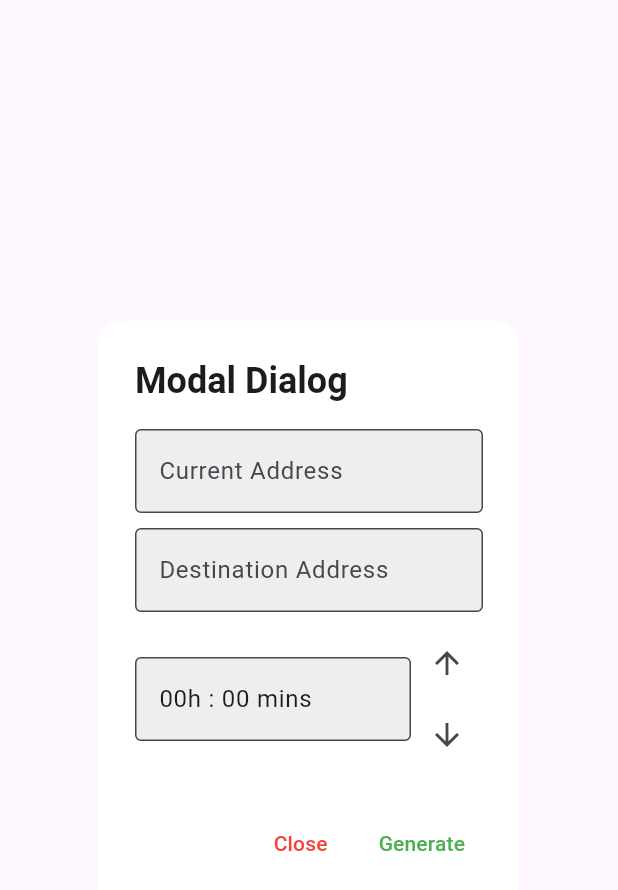
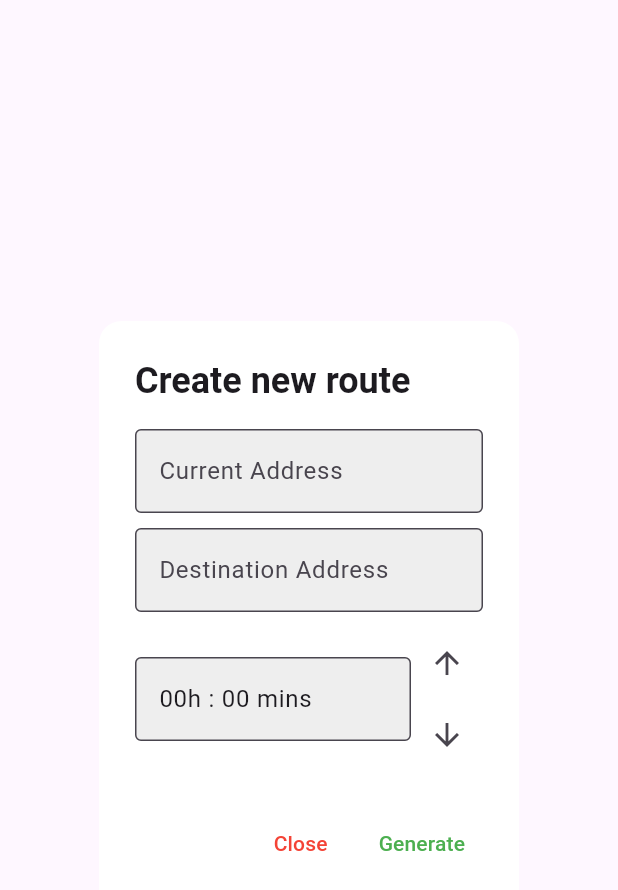
Before and after one commit to filoucool/TimeRoute, a Flutter app: the ModalDialog widget shown alone on an empty page, opened directly with empty values, on a phone screen of 412 x 824 dp. Shown: the top 890 px of the screen. Run offline on Flutter 3.47's test engine with Material 3 defaults, Android fonts, the phone set to English and light mode, and no system bars; our stand-ins replace flutter_svg, google_maps_flutter.

Commit message:
cchanged modal title

```diff
--- a/lib/modal.dart
+++ b/lib/modal.dart
@@ -19,7 +19,7 @@ class ModalDialog extends StatelessWidget {
   @override
   Widget build(BuildContext context) {
     return AlertDialog(
-      title: Text('Modal Dialog', style: TextStyle(fontWeight: FontWeight.bold)),
+      title: Text('Create new route', style: TextStyle(fontWeight: FontWeight.bold)),
       content: Column(
         mainAxisSize: MainAxisSize.min,
         children: [
```
